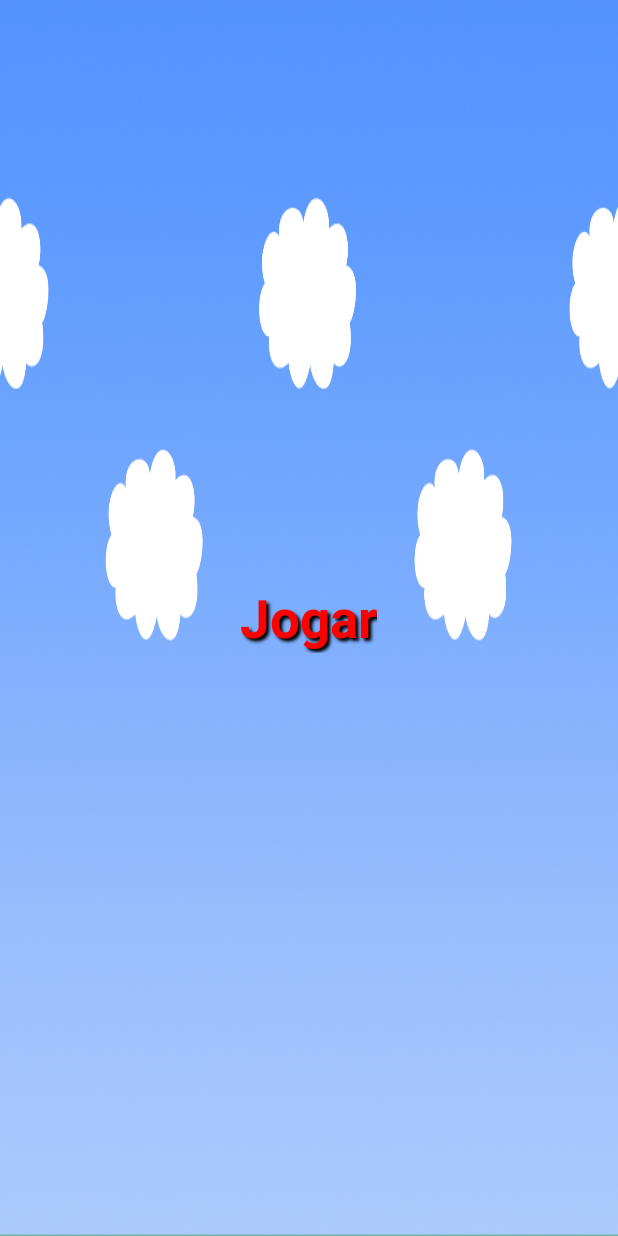
After one commit to degrox/JumperLivro, an Android app: the layout activity_menu_principal.xml on its own in the app's theme, with its tools: preview values and no code run, on a phone screen of 412 x 824 dp. The commit adds this screen. Run offline under Robolectric (Android 15) with nearby library versions, the phone set to English and light mode, and no system bars.

Commit message:
Concluído fisica, pulo do passaro, e criação do menu principal, Chegando ao capítulo 12 e finalizando o livro.

```diff
--- a/app/src/main/java/br/com/casadocodigo/jumperlivro/elementos/Passaro.java
+++ b/app/src/main/java/br/com/casadocodigo/jumperlivro/elementos/Passaro.java
@@ -40,17 +40,15 @@ public class Passaro {
     public int getAltura(){
         return this.altura;
     }
-    public void cai(){
+    public void voa(){
         double tempo = this.tempo.atual();
-        double novaAltura = ((10*(tempo*tempo))/2.0);
+        double novaAltura = -DESLOCAMENTO_DO_PULO+ ((10*(tempo*tempo))/2.0);
 
         boolean chegouNoChao = this.altura + RAIO > tela.getAltura();
 
         if(!chegouNoChao){
             this.altura+=novaAltura;
-
         }
-
     }
     public void pula(){
         if(this.altura> RAIO) {
--- a/app/src/main/java/br/com/casadocodigo/jumperlivro/engine/Game.java
+++ b/app/src/main/java/br/com/casadocodigo/jumperlivro/engine/Game.java
@@ -81,7 +81,7 @@ public class Game extends SurfaceView implements Runnable, View.OnTouchListener
             canvas.drawBitmap(this.background, 0, 0, null);
             //código de desenho do pássaro.
             this.passaro.desenhaNo(canvas);
-            this.passaro.cai();
+            this.passaro.voa();
 
             //Aqui vamos desenhas os elementos do jogo
             //this.cano.desenhaNo(canvas);
--- /dev/null
+++ b/app/src/main/res/layout/activity_menu_principal.xml
@@ -0,0 +1,26 @@
+<?xml version="1.0" encoding="utf-8"?>
+<LinearLayout
+    xmlns:android="http://schemas.android.com/apk/res/android"
+    xmlns:tools="http://schemas.android.com/tools"
+    android:layout_width="match_parent"
+    android:layout_height="match_parent"
+    android:background="@drawable/background"
+    android:gravity="center"
+    android:orientation="vertical">
+
+
+    <TextView
+        android:id="@+id/menu_principal_jogar"
+        android:layout_width="wrap_content"
+        android:layout_height="wrap_content"
+        android:shadowColor="#000000"
+        android:shadowDx="3"
+        android:shadowDy="3"
+        android:shadowRadius="2"
+        android:text="Jogar"
+        android:textColor="#FF0000"
+        android:textSize="35sp"
+        android:textStyle="bold"
+        />
+
+</LinearLayout>
```
Also changed, not shown: app/src/main/AndroidManifest.xml (+12 -4 lines), app/src/main/java/br/com/casadocodigo/jumperlivro/MenuPrincipalActivity.java (added, +34 -0 lines), app/src/main/res/layout/activity_main.xml (line endings or trailing spaces).
